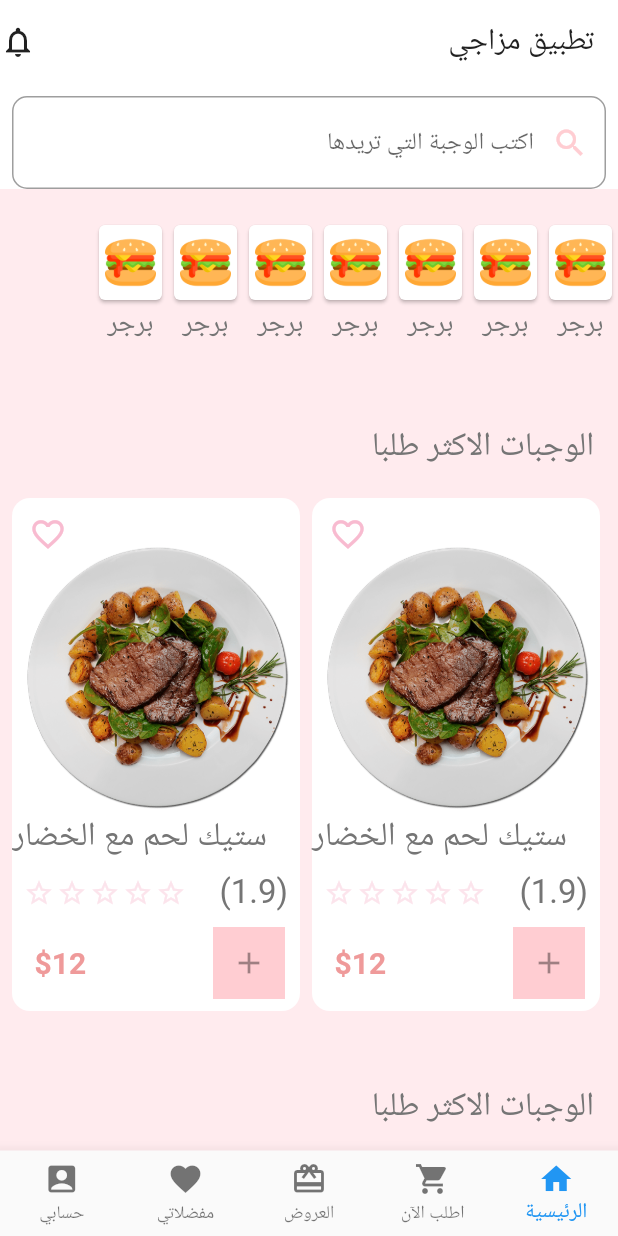
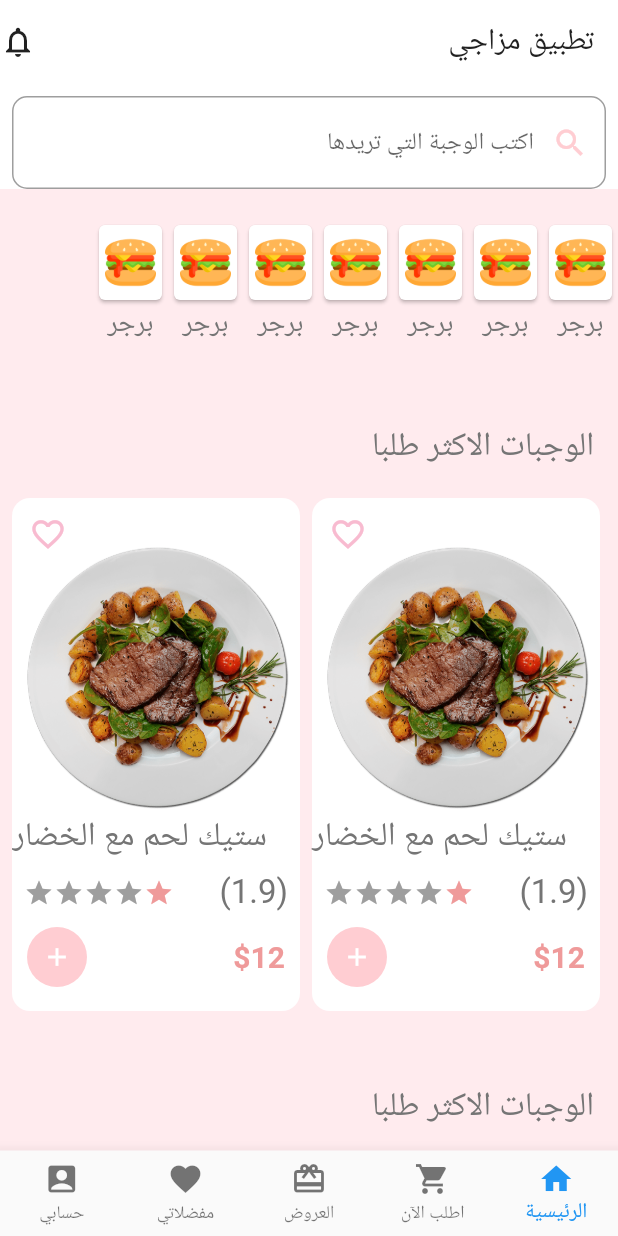
Before and after one commit to sihamqatani/meal1_app, a Flutter app: the screen it shows after launch, on a phone screen of 412 x 824 dp. Run offline on Flutter 3.47's test engine with Material 2 defaults, Android fonts, the phone set to English and light mode, and no system bars; drawn by our look-alikes of flutter_rating_bar, smooth_star_rating.

Commit message:
last homescreen1

```diff
--- a/lib/screens/home_screen.dart
+++ b/lib/screens/home_screen.dart
@@ -2,9 +2,9 @@ import 'package:flutter/cupertino.dart';
 import 'package:flutter/material.dart';
 import 'package:flutter/rendering.dart';
 import 'package:meal1app/Modules/menu_types.dart';
-import 'package:smooth_star_rating/smooth_star_rating.dart';
 import 'package:meal1app/Modules/popular_food_type.dart';
 import 'package:meal1app/screens/food_detailsPage.dart';
+import 'package:flutter_rating_bar/flutter_rating_bar.dart';
 
 class HomeScreen extends StatefulWidget {
   @override
@@ -65,12 +65,12 @@ class _HomeScreenState extends State<HomeScreen> {
         children: [
           Padding(
             padding: const EdgeInsets.all(16),
-            child: Container(alignment:Alignment.topRight ,
+            child: Container(
+              alignment: Alignment.topRight,
               child: Text('الوجبات الاكثر طلبا',
                   style: TextStyle(color: Colors.grey[600], fontSize: 22)),
             ),
           ),
-
           Container(
             height: 350,
             padding: EdgeInsets.only(right: 8, left: 8),
@@ -101,7 +101,8 @@ class _HomeScreenState extends State<HomeScreen> {
         child: Stack(
           children: [
             Align(
-              child: IconButton(onPressed:(){} ,
+              child: IconButton(
+                onPressed: () {},
                 icon: Icon(
                   Icons.favorite_border,
                   color: Colors.pink[100],
@@ -149,7 +150,7 @@ class _HomeScreenState extends State<HomeScreen> {
                   alignment: Alignment.centerRight,
                 ),
                 SizedBox(
-                  height:10,
+                  height: 10,
                 ),
                 Padding(
                   padding: const EdgeInsets.only(right: 8, left: 8),
@@ -163,7 +164,24 @@ class _HomeScreenState extends State<HomeScreen> {
                               TextStyle(color: Colors.grey[600], fontSize: 22),
                         ),
                         Container(
-                          child: SmoothStarRating(
+                          child: RatingBar.builder(
+                            itemSize: 20,
+                            initialRating: 1,
+                            minRating: 1,
+                            direction: Axis.horizontal,
+                            allowHalfRating: true,
+                            itemCount: 5,
+                            // itemPadding: EdgeInsets.symmetric(horizontal: 4.0),
+                            itemBuilder: (context, _) =>
+                                Icon(
+                                  Icons.star,
+                                  color: Colors.red[200],
+                                ),
+                            onRatingUpdate: (rating) {
+                              print(rating);
+                            },
+                          ),
+                          /*SmoothStarRating(
                               allowHalfRating: false,
                               onRated: (v) {},
                               starCount: 5,
@@ -174,7 +192,7 @@ class _HomeScreenState extends State<HomeScreen> {
                               halfFilledIconData: Icons.star_border,
                               color: Colors.pink[100],
                               borderColor: Colors.pink[50],
-                              spacing: 2.0),
+                              spacing: 2.0),*/
 
                           //Row(
                         ),
@@ -184,16 +202,24 @@ class _HomeScreenState extends State<HomeScreen> {
                   ),
                 ),
                 Padding(
-                  padding: const EdgeInsets.all(10.0),
-                  child: Row(mainAxisAlignment: MainAxisAlignment.spaceBetween,
+                  padding: const EdgeInsets.only(left: 10, right: 10, top: 10),
+                  child: Row(
+                    mainAxisAlignment: MainAxisAlignment.spaceBetween,
                     children: [
-                      Container(color:Colors.red[100] ,child: IconButton(color: Colors.red[100],icon: Icon(Icons.add,), onPressed: null)),
                       Text(
                         '\$12 ',
                         style: TextStyle(
                             fontSize: 20,
                             color: Colors.red[200],
                             fontWeight: FontWeight.bold),
+                      ),
+                      CircleAvatar(backgroundColor: Colors.red[100], radius: 20,
+                        child: IconButton(iconSize: 20,
+                            color: Colors.white,
+                            icon: Icon(
+                              Icons.add,
+                            ),
+                            onPressed: () {}),
                       ),
                     ],
                   ),
@@ -237,7 +263,8 @@ class _HomeScreenState extends State<HomeScreen> {
       height: 100,
       //width: MediaQuery.of(context).size.width,
 
-      child: ListView(//shrinkWrap: true,
+      child: ListView(
+        //shrinkWrap: true,
         children: [
           drawTopMenu(),
           drawTopMenu(),
@@ -246,7 +273,6 @@ class _HomeScreenState extends State<HomeScreen> {
           drawTopMenu(),
           drawTopMenu(),
           drawTopMenu(),
-
         ],
         itemExtent: 50,
         scrollDirection: Axis.horizontal,
@@ -322,8 +348,8 @@ class _HomeScreenState extends State<HomeScreen> {
     );
   }
 
- Widget drawTopMenu() {
-    return  Container(
+  Widget drawTopMenu() {
+    return Container(
       child: Column(
         children: [
           Card(
@@ -355,6 +381,5 @@ class _HomeScreenState extends State<HomeScreen> {
         ],
       ),
     );
-
   }
 }
--- a/pubspec.yaml
+++ b/pubspec.yaml
@@ -29,6 +29,7 @@ dependencies:
   # Use with the CupertinoIcons class for iOS style icons.
   cupertino_icons: ^1.0.0
   smooth_star_rating: 1.1.1
+  flutter_rating_bar: ^3.2.0+1
 
 dev_dependencies:
   flutter_test:
```
Also changed, not shown: pubspec.lock.
